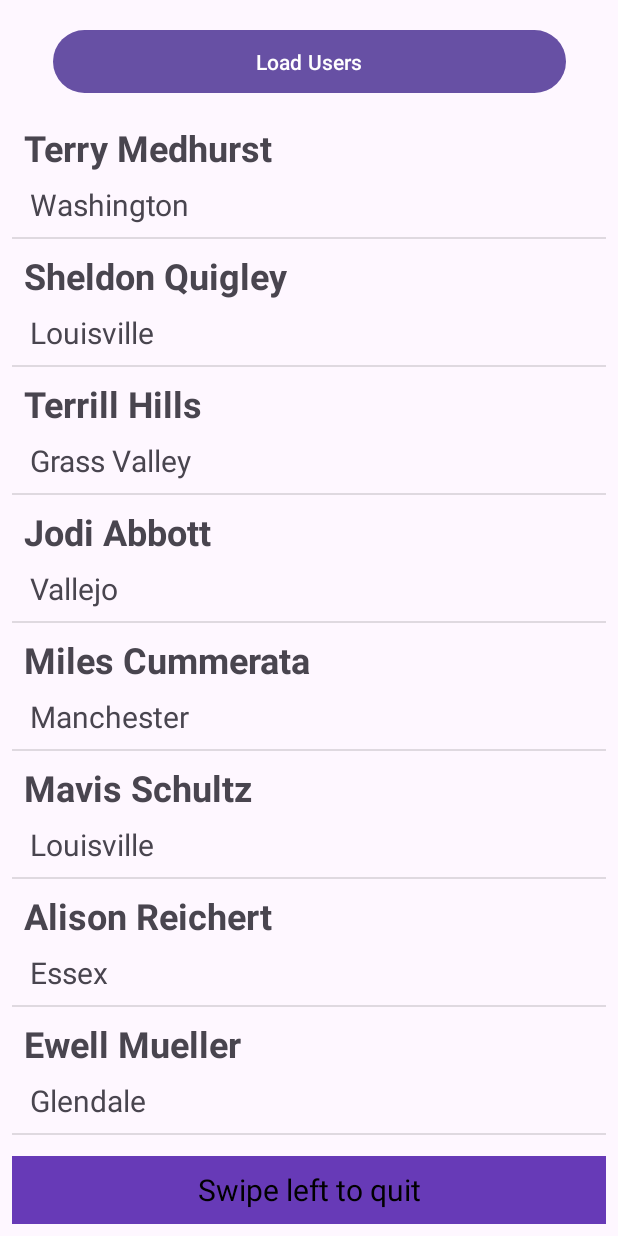
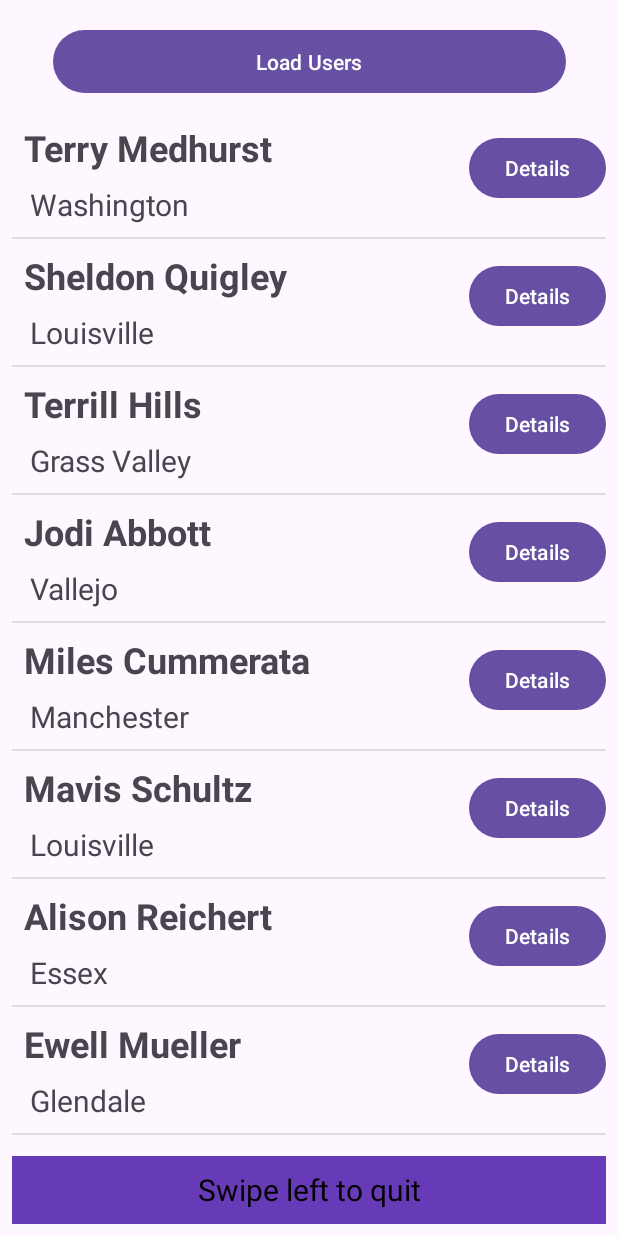
Before and after one commit to AbdelTriX/NewProjectV1, an Android app: the screen it shows after launch (MainActivity), after a tap on "Load Users", on a phone screen of 412 x 824 dp. Run offline under Robolectric (Android 15) with nearby library versions, the phone set to English and light mode, and no system bars.

Commit message:
Add Details Button with UserItelDialog class - FragmentManager

```diff
--- a/app/src/main/java/com/example/miniprojetv1/MainActivity.java
+++ b/app/src/main/java/com/example/miniprojetv1/MainActivity.java
@@ -61,7 +61,7 @@ public class MainActivity extends AppCompatActivity implements View.OnClickListe
     @Override
     public void onClick(View v) {
         if (v.getId() == R.id.btnLoadUsers) {
-            UsersAdapter usersAdapter = new UsersAdapter(this, getUsers());
+            UsersAdapter usersAdapter = new UsersAdapter(this, getUsers(), getSupportFragmentManager());
 
             lvUsers.setAdapter(usersAdapter);
 
--- a/app/src/main/java/com/example/miniprojetv1/UsersAdapter.java
+++ b/app/src/main/java/com/example/miniprojetv1/UsersAdapter.java
@@ -15,6 +15,8 @@ import android.widget.Toast;
 import androidx.annotation.NonNull;
 import androidx.annotation.Nullable;
 import androidx.appcompat.app.AlertDialog;
+import androidx.fragment.app.Fragment;
+import androidx.fragment.app.FragmentManager;
 
 import java.util.ArrayList;
 import java.util.List;
@@ -25,10 +27,12 @@ public class UsersAdapter extends BaseAdapter {
     ArrayList<User> users;
     LayoutInflater inflater;
     Context mContext;
+    FragmentManager fragmentManager;
 
-    public UsersAdapter(Context context, ArrayList<User> users) {
+    public UsersAdapter(Context context, ArrayList<User> users, FragmentManager fragmentManager) {
         this.users = users;
         this.mContext = context;
+        this.fragmentManager = fragmentManager;
         inflater = LayoutInflater.from(context);
     }
 
@@ -54,6 +58,7 @@ public class UsersAdapter extends BaseAdapter {
         TextView tvUserItmFullName = convertView.findViewById(R.id.tvUserItmFullName);
         TextView tvUserItmCity = convertView.findViewById(R.id.tvUserItmCity);
         ImageView ivUserItemCheck = convertView.findViewById(R.id.ivUserItmChecked);
+        Button btnDetails = convertView.findViewById(R.id.btnDetails);
 
         User user = users.get(position);
         tvUserItmFullName.setText(user.fullName());
@@ -92,8 +97,10 @@ public class UsersAdapter extends BaseAdapter {
             }
         });
 
-
-
+        btnDetails.setOnClickListener(v -> {
+            UserItemDialog userItemDialog = new UserItemDialog(user);
+            userItemDialog.show(fragmentManager, null);
+        });
 
 
 
--- a/app/src/main/res/layout/item_user.xml
+++ b/app/src/main/res/layout/item_user.xml
@@ -43,4 +43,13 @@
         app:layout_constraintTop_toTopOf="parent"
         app:srcCompat="@drawable/check" />
 
+    <Button
+        android:id="@+id/btnDetails"
+        android:layout_width="wrap_content"
+        android:layout_height="wrap_content"
+        android:text="Details"
+        app:layout_constraintBottom_toBottomOf="@+id/tvUserItmCity"
+        app:layout_constraintEnd_toEndOf="parent"
+        app:layout_constraintTop_toTopOf="parent" />
+
 </androidx.constraintlayout.widget.ConstraintLayout>
```
Also changed, not shown: app/src/main/java/com/example/miniprojetv1/UserItemDialog.java (added, +51 -0 lines), app/src/main/res/layout/item_user_dialog.xml (added, +50 -0 lines).
